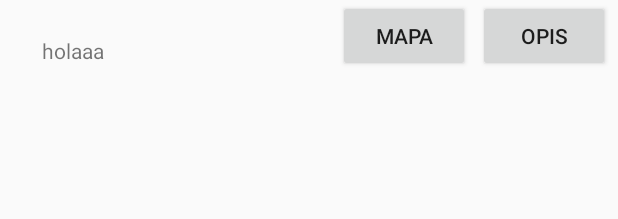
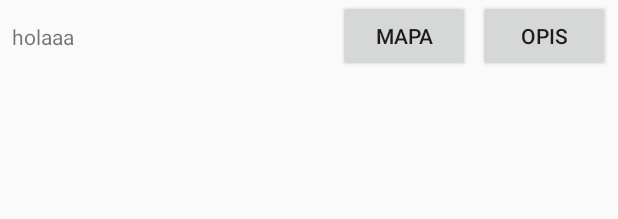
Before and after one commit to kubalobo/FacebookEvents, an Android app: the layout events_list_item.xml on its own in the app's theme, with its tools: preview values and no code run, on a phone screen of 412 x 824 dp. Shown: the top 219 px of the screen. Run offline under Robolectric (Android 15) with nearby library versions, the phone set to English and light mode, and no system bars.

Commit message:
Small layout fix

```diff
--- a/app/src/main/res/layout/events_list_item.xml
+++ b/app/src/main/res/layout/events_list_item.xml
@@ -7,11 +7,15 @@
 
     <TextView
         android:id="@+id/event_name"
-        android:layout_width="wrap_content"
+        android:layout_width="0dp"
         android:layout_height="wrap_content"
-        android:layout_marginStart="28dp"
-        android:layout_marginTop="24dp"
+        android:layout_marginBottom="8dp"
+        android:layout_marginEnd="8dp"
+        android:layout_marginStart="8dp"
+        android:layout_marginTop="8dp"
         android:text="holaaa"
+        app:layout_constraintBottom_toBottomOf="parent"
+        app:layout_constraintEnd_toStartOf="@+id/event_map"
         app:layout_constraintStart_toStartOf="parent"
         app:layout_constraintTop_toTopOf="parent" />
 
@@ -21,8 +25,9 @@
         android:layout_height="wrap_content"
         android:layout_marginEnd="5dp"
         android:text="Mapa"
+        app:layout_constraintBottom_toBottomOf="parent"
         app:layout_constraintEnd_toStartOf="@+id/event_description"
-        tools:layout_editor_absoluteY="0dp" />
+        app:layout_constraintTop_toTopOf="parent" />
 
     <Button
         android:id="@+id/event_description"
@@ -30,6 +35,7 @@
         android:layout_height="wrap_content"
         android:layout_marginEnd="5dp"
         android:text="OPIS"
+        app:layout_constraintBottom_toBottomOf="parent"
         app:layout_constraintEnd_toEndOf="parent"
-        tools:layout_editor_absoluteY="0dp" />
+        app:layout_constraintTop_toTopOf="parent" />
 </android.support.constraint.ConstraintLayout>
```
